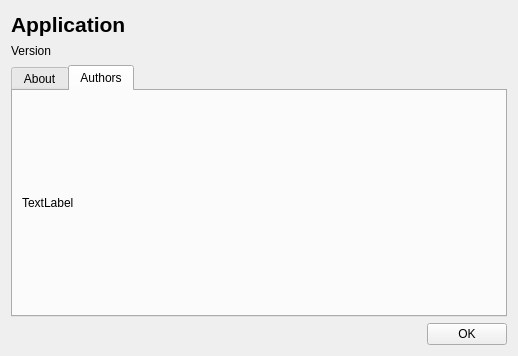
Before: the Qt Designer form rcore/frontend/qt/qraboutdialog.ui in pfrancq/r, drawn with Qt 5.
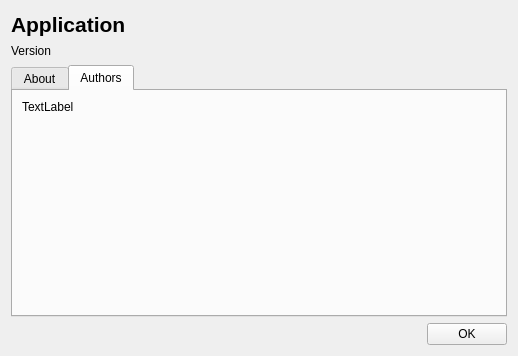
After: the same form once the commit is applied. The open tabs and pages were chosen to show the change.

The edit to the form file:
```diff
--- a/rcore/frontend/qt/qraboutdialog.ui
+++ b/rcore/frontend/qt/qraboutdialog.ui
@@ -122,7 +122,7 @@
        <item>
         <widget class="QLabel" name="Authors">
          <property name="sizePolicy">
-          <sizepolicy hsizetype="Expanding" vsizetype="Expanding">
+          <sizepolicy hsizetype="Expanding" vsizetype="MinimumExpanding">
            <horstretch>0</horstretch>
            <verstretch>0</verstretch>
           </sizepolicy>
@@ -130,11 +130,30 @@
          <property name="text">
           <string>TextLabel</string>
          </property>
+         <property name="alignment">
+          <set>Qt::AlignLeading|Qt::AlignLeft|Qt::AlignTop</set>
+         </property>
          <property name="openExternalLinks">
           <bool>true</bool>
          </property>
         </widget>
        </item>
+       <item>
+        <spacer name="verticalSpacer_2">
+         <property name="orientation">
+          <enum>Qt::Vertical</enum>
+         </property>
+         <property name="sizeType">
+          <enum>QSizePolicy::MinimumExpanding</enum>
+         </property>
+         <property name="sizeHint" stdset="0">
+          <size>
+           <width>20</width>
+           <height>0</height>
+          </size>
+         </property>
+        </spacer>
+       </item>
       </layout>
      </widget>
     </widget>
```
Left out of the diff: 19 changed lines with no effect on the pictures.
